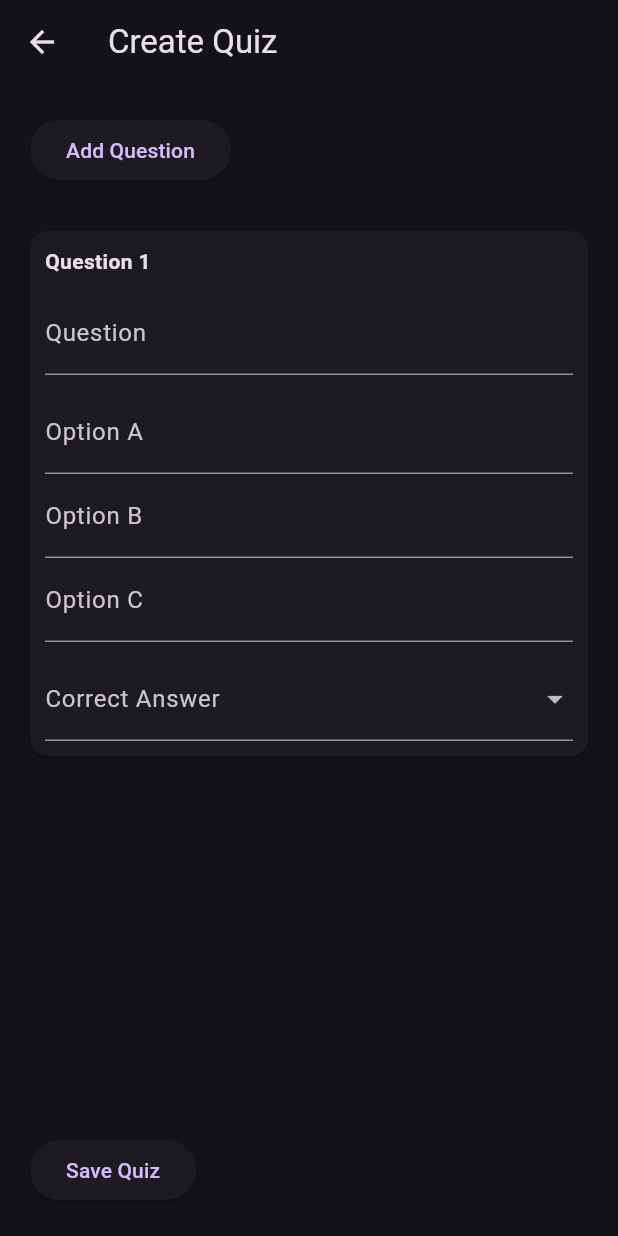
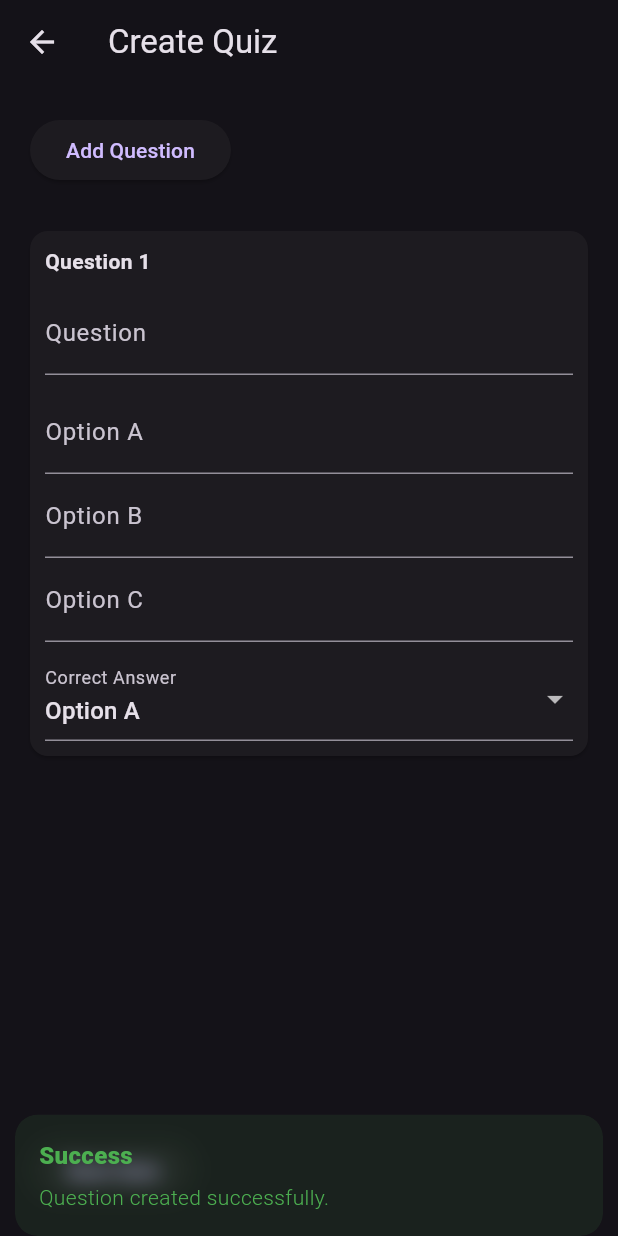
Before and after one commit to Raphaela664/24073_MAHORO_RAPHAELA_MOBILE_QUIZ_APP, a Flutter app: the QuizCreationView screen opened directly, after a tap on "Add Question", after a tap on "Save Quiz", on a phone screen of 412 x 824 dp. Run offline on Flutter 3.47's test engine with Material 3 defaults, Android fonts, the phone set to English and light mode, and no system bars; our stand-ins replace cloud_firestore, connectivity_plus, firebase_auth, firebase_core, get, google_nav_bar and 3 more; missing offline and left inert: fast_contacts; accounts and stored records are empty.

Commit message:
implement questions creation

```diff
--- /dev/null
+++ b/lib/controllers/question_controller.dart
@@ -0,0 +1,17 @@
+import 'package:assignment_3/models/question.dart';
+import 'package:assignment_3/repository/quiz_repository/question_repo.dart';
+import 'package:flutter/cupertino.dart';
+import 'package:get/get.dart';
+
+class QuestionController extends GetxController {
+  static QuestionController get instance => Get.find();
+
+  final question_description = TextEditingController();
+
+
+  final questionRepo = Get.put(QuestionRepository());
+  void  createQuestion (Question question){
+    questionRepo.createQuestion(question);
+  }
+
+}
--- /dev/null
+++ b/lib/controllers/quiz_controller.dart
@@ -0,0 +1,35 @@
+
+
+import 'package:assignment_3/models/question.dart';
+import 'package:assignment_3/models/quiz.dart';
+import 'package:assignment_3/repository/quiz_repository/question_repo.dart';
+import 'package:assignment_3/repository/quiz_repository/quiz_repository.dart';
+import 'package:get/get.dart';
+
+class QuizController extends GetxController {
+  static QuizController get instance => Get.find();
+
+  final QuestionRepository questionRepo = QuestionRepository();
+  final QuizRepository quizRepo = QuizRepository();
+
+  @override
+  void onInit() {
+    Get.lazyPut(() => questionRepo);
+    Get.lazyPut(() => quizRepo);
+    super.onInit();
+  }
+
+  void createQuestion(Question quest) {
+    questionRepo.createQuestion(quest);
+  }
+
+  void saveQuiz(List<Question> questions) {
+    for (int i = 0; i < questions.length; i++) {
+      createQuestion(questions[i]);
+    }
+  }
+
+  void createQuiz(Quiz quiz) {
+    quizRepo.createQuiz(quiz);
+  }
+}
--- a/lib/main.dart
+++ b/lib/main.dart
@@ -4,6 +4,7 @@ import 'package:flutter/material.dart';
 import 'package:provider/provider.dart';
 import 'package:firebase_core/firebase_core.dart';
 import 'firebase_options.dart';
+import 'package:get/get.dart';
 
 Future<void> main() async {
   WidgetsFlutterBinding.ensureInitialized();
--- a/lib/models/question.dart
+++ b/lib/models/question.dart
@@ -1,12 +1,23 @@
-class Question{
-  final String question;
-  final List<String> options;
-  final int correctAnswerIndex;
+class Question {
+  final String? id;
+  String question_description;
+  List<String> options;
+  int correctAnswerIndex;
 
-  const Question({
-    required this.question,
+  String? correctAnswer;
+
+  Question({
+    this.id,
+    required this.question_description,
     required this.options,
     required this.correctAnswerIndex,
+  });
 
-  });
+  Map<String, dynamic> toJson() {
+    return {
+      'question_description': question_description,
+      'options': options,
+      'correctAnswerIndex': correctAnswerIndex,
+    };
+  }
 }
--- a/lib/models/quiz.dart
+++ b/lib/models/quiz.dart
@@ -1,13 +1,24 @@
 import 'question.dart';
 
 class Quiz {
-  final String id;
+  final String? id;
   final String title;
   final List<Question> questions;
 
   Quiz({
-    required this.id,
+    this.id,
     required this.title,
     required this.questions,
   });
+
+  Map<String, dynamic> toJson() {
+    List<Map<String, dynamic>> questionsJson =
+        questions.map((question) => question.toJson()).toList();
+
+    return {
+      'id': id,
+      'title': title,
+      'questions': questionsJson,
+    };
+  }
 }
--- a/lib/pages/QuizCreationView.dart
+++ b/lib/pages/QuizCreationView.dart
@@ -1,12 +1,19 @@
+import 'package:assignment_3/controllers/quiz_controller.dart';
+import 'package:assignment_3/models/question.dart';
 import 'package:flutter/material.dart';
+import 'package:get/get.dart';
 
 class QuizCreationView extends StatefulWidget {
+
+  const QuizCreationView({Key? key}) : super(key: key);
+
   @override
   _QuizCreationViewState createState() => _QuizCreationViewState();
 }
 
 class _QuizCreationViewState extends State<QuizCreationView> {
   List<Question> _questions = [];
+  final QuizController _quizController = Get.put(QuizController());
 
   @override
   Widget build(BuildContext context) {
@@ -45,7 +52,11 @@ class _QuizCreationViewState extends State<QuizCreationView> {
 
   void _addQuestion() {
     setState(() {
-      _questions.add(Question());
+      _questions.add(Question(
+        question_description: '',
+        options: ['', '', ''],
+        correctAnswerIndex: 0,
+      ));
     });
   }
 
@@ -64,23 +75,39 @@ class _QuizCreationViewState extends State<QuizCreationView> {
             SizedBox(height: 10),
             TextField(
               decoration: InputDecoration(labelText: 'Question'),
-              onChanged: (value) => question.question = value,
+              onChanged: (value) => question.question_description = value,
             ),
             SizedBox(height: 10),
-            _buildOptionTextField(question.options[0], 'Option A'),
-            _buildOptionTextField(question.options[1], 'Option B'),
-            _buildOptionTextField(question.options[2], 'Option C'),
+            _buildOptionTextField(question.options[0], 'Option A', (newValue) {
+              setState(() {
+                question.options[0] = newValue;
+              });
+            }),
+            _buildOptionTextField(question.options[1], 'Option B', (newValue) {
+              setState(() {
+                question.options[1] = newValue;
+              });
+            }),
+            _buildOptionTextField(question.options[2], 'Option C', (newValue) {
+              setState(() {
+                question.options[2] = newValue;
+              });
+            }),
             SizedBox(height: 10),
             DropdownButtonFormField(
-              value: question.correctAnswer,
-              onChanged: (value) => question.correctAnswer = value as String?,
-              items: ['Option A', 'Option B', 'Option C']
-                  .map<DropdownMenuItem<String>>((option) {
-                return DropdownMenuItem<String>(
-                  value: option,
-                  child: Text(option),
-                );
-              }).toList(),
+              value: question.correctAnswerIndex.toString(),
+              onChanged: (value) {
+                setState(() {
+                  question.correctAnswerIndex = int.parse(value!);
+                });
+              },
+              items: List.generate(
+                question.options.length,
+                (index) => DropdownMenuItem(
+                  value: index.toString(),
+                  child: Text('Option ${String.fromCharCode(65 + index)}'),
+                ),
+              ),
               decoration: InputDecoration(labelText: 'Correct Answer'),
             ),
           ],
@@ -89,26 +116,102 @@ class _QuizCreationViewState extends State<QuizCreationView> {
     );
   }
 
-  Widget _buildOptionTextField(String value, String label) {
+  Widget _buildOptionTextField(String value, String label, ValueChanged<String> onChanged) {
     return TextField(
       decoration: InputDecoration(labelText: label),
-      onChanged: (newValue) => value = newValue,
+      onChanged: onChanged,
     );
   }
 
   void _saveQuiz() {
-    // Save quiz logic
-    print('Saved Questions:');
-    for (int i = 0; i < _questions.length; i++) {
-      print('Question ${i + 1}: ${_questions[i].question}');
-      print('Options: ${_questions[i].options}');
-      print('Correct Answer: ${_questions[i].correctAnswer}');
-    }
+    _quizController.saveQuiz(_questions);
   }
 }
 
-class Question {
-  String question = '';
-  List<String> options = ['', '', ''];
-  String? correctAnswer;
-}
+// import 'package:assignment_3/models/question.dart';
+// import 'package:flutter/material.dart';
+// import 'package:assignment_3/controllers/quiz_controller.dart';
+// import 'package:get/get.dart'; // Import your QuizController
+
+// class QuizCreationView extends StatefulWidget {
+//   const QuizCreationView({Key? key}) : super(key: key);
+
+//   @override
+//   _QuizCreationViewState createState() => _QuizCreationViewState();
+// }
+
+// class _QuizCreationViewState extends State<QuizCreationView> {
+//   // final QuizController _quizController = QuizController.instance; // Accessing QuizController instance
+
+// final QuizController _quizController = Get.put(QuizController());
+
+//   List<Question> _questions = [];
+
+//   @override
+//   Widget build(BuildContext context) {
+//     return Scaffold(
+//       appBar: AppBar(
+//         title: Text('Create Quiz'),
+//       ),
+//       body: Padding(
+//         padding: EdgeInsets.all(20),
+//         child: Column(
+//           crossAxisAlignment: CrossAxisAlignment.start,
+//           children: [
+//             ElevatedButton(
+//               onPressed: _addQuestion,
+//               child: Text('Add Question'),
+//             ),
+//             SizedBox(height: 20),
+//             Expanded(
+//               child: ListView.builder(
+//                 itemCount: _questions.length,
+//                 itemBuilder: (context, index) {
+//                   return _buildQuestionCard(_questions[index], index);
+//                 },
+//               ),
+//             ),
+//             SizedBox(height: 20),
+//             ElevatedButton(
+//               onPressed: _saveQuiz,
+//               child: Text('Save Quiz'),
+//             ),
+//           ],
+//         ),
+//       ),
+//     );
+//   }
+
+//   void _addQuestion() {
+//     setState(() {
+//       _questions.add(Question(
+//         question_description: '',
+//         options: ['', '', ''],
+//         correctAnswerIndex: 0,
+//       ));
+//     });
+//   }
+
+//   Widget _buildQuestionCard(Question question, int index) {
+//     return Card(
+//       margin: EdgeInsets.symmetric(vertical: 10),
+//       child: Padding(
+//         padding: EdgeInsets.all(10),
+//         child: Column(
+//           crossAxisAlignment: CrossAxisAlignment.start,
+//           children: [
+//             Text(
+//               'Question ${index + 1}',
+//               style: TextStyle(fontWeight: FontWeight.bold),
+//             ),
+//             SizedBox(height: 10),
+//           ],
+//         ),
+//       ),
+//     );
+//   }
+
+//   void _saveQuiz() {
+//     _quizController.saveQuiz(_questions);
+//   }
+// }
--- /dev/null
+++ b/lib/repository/quiz_repository/question_repo.dart
@@ -0,0 +1,26 @@
+import 'package:assignment_3/models/question.dart';
+import 'package:cloud_firestore/cloud_firestore.dart';
+import 'package:flutter/material.dart';
+import 'package:get/get.dart';
+
+class QuestionRepository extends GetxController {
+  static QuestionRepository  get instance => Get.find();
+
+  final _db = FirebaseFirestore.instance;
+
+  createQuestion(Question question) async {
+    await _db.collection('Questions').add(question.toJson()).whenComplete(() => Get.snackbar('Success', 'Question created successfully.',
+    snackPosition: SnackPosition.BOTTOM,
+    backgroundColor: Colors.green.withOpacity(0.1),
+    colorText: Colors.green),
+
+    ).catchError((error, stackTrace){
+      Get.snackbar('Error', 'Something went wrong. Try again',
+      snackPosition: SnackPosition.BOTTOM,
+      backgroundColor: Colors.redAccent.withOpacity(0.1),
+      colorText: Colors.red);
+      print(error.toString());
+    });}
+
+
+}
--- /dev/null
+++ b/lib/repository/quiz_repository/quiz_repository.dart
@@ -0,0 +1,26 @@
+import 'package:assignment_3/models/quiz.dart';
+import 'package:cloud_firestore/cloud_firestore.dart';
+import 'package:flutter/material.dart';
+import 'package:get/get.dart';
+
+class QuizRepository extends GetxController {
+  static QuizRepository  get instance => Get.find();
+
+  final _db = FirebaseFirestore.instance;
+
+  createQuiz(Quiz quiz) async {
+    await _db.collection('Quiz').add(quiz.toJson()).whenComplete(() => Get.snackbar('Success', 'Quiz created successfully.',
+    snackPosition: SnackPosition.BOTTOM,
+    backgroundColor: Colors.green.withOpacity(0.1),
+    colorText: Colors.green),
+
+    ).catchError((error, stackTrace){
+      Get.snackbar('Error', 'Something went wrong. Try again',
+      snackPosition: SnackPosition.BOTTOM,
+      backgroundColor: Colors.redAccent.withOpacity(0.1),
+      colorText: Colors.red);
+      print(error.toString());
+    });}
+
+
+}
--- a/pubspec.yaml
+++ b/pubspec.yaml
@@ -48,6 +48,9 @@ dependencies:
   url_launcher: ^6.2.5
   google_fonts: 6.2.0
   ionicons: ^0.2.2
+  cloud_firestore: 4.15.7
+  get: ^4.6.6
+
 dev_dependencies:
   flutter_test:
     sdk: flutter
```
Also changed, not shown: lib/pages/AdminDashboardView.dart (+7 -2 lines), lib/services/quiz_sevice.dart (deleted, +0 -55 lines), pubspec.lock, 3 other files.
